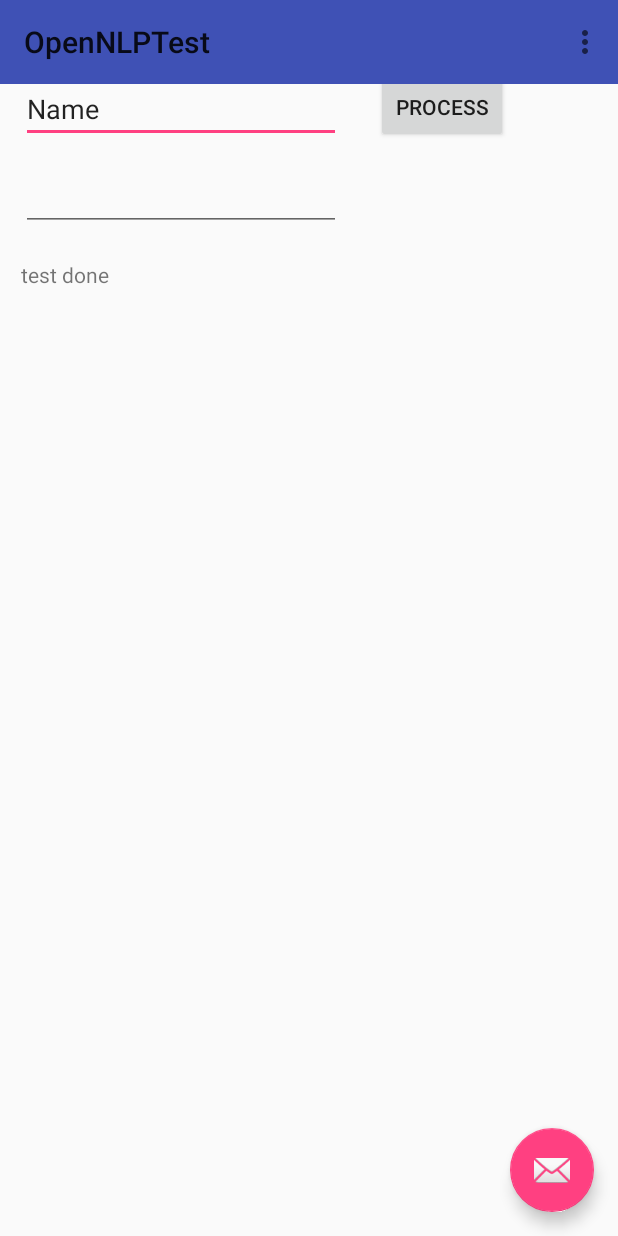
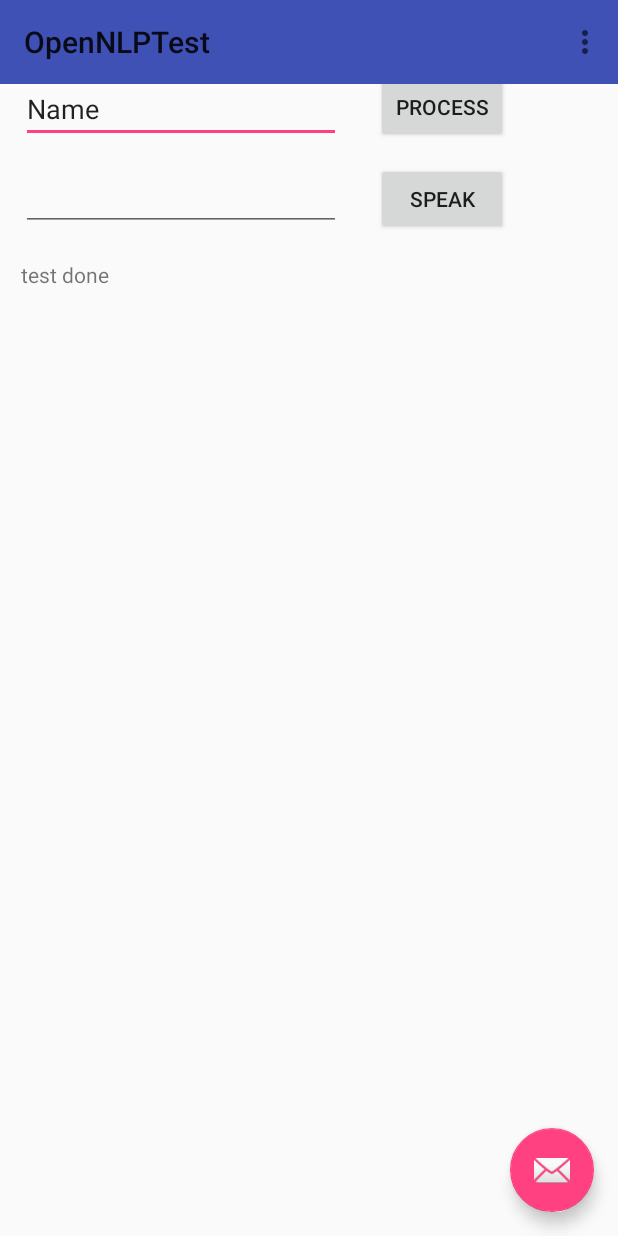
Before and after one commit to boacompiler/Personal-Assistant-Assignment, an Android app: the screen it shows after launch (MainActivity), after a tap on "PROCESS", on a phone screen of 412 x 824 dp. Run offline under Robolectric (Android 15) with nearby library versions, the phone set to English and light mode, and no system bars; 9 statements that could not run were skipped.

```diff
--- a/app/src/main/java/com/example/robert/opennlptest/MainActivity.java
+++ b/app/src/main/java/com/example/robert/opennlptest/MainActivity.java
@@ -1,7 +1,9 @@
 package com.example.robert.opennlptest;
 
+import android.content.Intent;
 import android.os.Bundle;
 import android.os.Handler;
+import android.speech.RecognizerIntent;
 import android.support.design.widget.FloatingActionButton;
 import android.support.design.widget.Snackbar;
 import android.support.v7.app.AppCompatActivity;
@@ -32,6 +34,7 @@ import opennlp.tools.util.Span;
 
 import java.io.IOException;
 import java.io.InputStream;
+import java.util.List;
 
 public class MainActivity extends AppCompatActivity {
 
@@ -94,33 +97,9 @@ public class MainActivity extends AppCompatActivity {
 
     public void buttonOnClick(View v)
     {
-        TextView t = (TextView)findViewById(R.id.myTextView);
         EditText e = (EditText)findViewById(R.id.editText3);
-        final String query = e.getText().toString();
-        //final SentenceDetector sd = mySentenceDetector;
-
-
-        final Handler handler = new Handler();
-        Runnable runnable = new Runnable() {
-            @Override
-            public void run() {
-                final String result = process(query, mySentenceDetector, myTokenizer, myNameFinderME, myPOSTagger);
-                handler.post(new Runnable() {
-                    @Override
-                    public void run() {
-                        ProgressBar p = (ProgressBar)findViewById(R.id.progressBar);
-                        p.setVisibility(View.INVISIBLE);
-                        TextView t = (TextView)findViewById(R.id.myTextView);
-                        t.setText("test done" + result);
-                    }
-                });
-            }
-        };
-
-        t.append("\nTEST");
-        ProgressBar p = (ProgressBar)findViewById(R.id.progressBar);
-        p.setVisibility(View.VISIBLE);
-        new Thread(runnable).start();
+        String query = e.getText().toString();
+        ThreadedProcess(query);
 
     }
 
@@ -276,4 +255,68 @@ public class MainActivity extends AppCompatActivity {
 
         return out;
     }
+
+    public void ThreadedProcess(String q)
+    {
+        final String query = q;
+        //final SentenceDetector sd = mySentenceDetector;
+        TextView t = (TextView)findViewById(R.id.myTextView);
+
+        final Handler handler = new Handler();
+        Runnable runnable = new Runnable() {
+            @Override
+            public void run() {
+                final String result = process(query, mySentenceDetector, myTokenizer, myNameFinderME, myPOSTagger);
+                handler.post(new Runnable() {
+                    @Override
+                    public void run() {
+                        ProgressBar p = (ProgressBar)findViewById(R.id.progressBar);
+                        p.setVisibility(View.INVISIBLE);
+                        TextView t = (TextView)findViewById(R.id.myTextView);
+                        t.setText("test done" + result);
+                    }
+                });
+            }
+        };
+
+        t.append("\nTEST");
+        ProgressBar p = (ProgressBar)findViewById(R.id.progressBar);
+        p.setVisibility(View.VISIBLE);
+        new Thread(runnable).start();
+    }
+
+    private static final int SPEECH_REQUEST_CODE = 0;
+
+    // Create an intent that can start the Speech Recognizer activity
+    private void displaySpeechRecognizer() {
+        Intent intent = new Intent(RecognizerIntent.ACTION_RECOGNIZE_SPEECH);
+        intent.putExtra(RecognizerIntent.EXTRA_LANGUAGE_MODEL,
+                RecognizerIntent.LANGUAGE_MODEL_FREE_FORM);
+// Start the activity, the intent will be populated with the speech text
+        startActivityForResult(intent, SPEECH_REQUEST_CODE);
+    }
+
+    // This callback is invoked when the Speech Recognizer returns.
+// This is where you process the intent and extract the speech text from the intent.
+    @Override
+    protected void onActivityResult(int requestCode, int resultCode,
+                                    Intent data) {
+        if (requestCode == SPEECH_REQUEST_CODE && resultCode == RESULT_OK) {
+            List<String> results = data.getStringArrayListExtra(
+                    RecognizerIntent.EXTRA_RESULTS);
+            String spokenText = results.get(0);
+            // Do something with spokenText
+            TextView t = (TextView)findViewById(R.id.myTextView);
+            t.setText("test done " + spokenText);
+            ThreadedProcess(spokenText);
+        }
+        super.onActivityResult(requestCode, resultCode, data);
+    }
+
+    public void SpeechOnClick(View v)
+    {
+        TextView t = (TextView)findViewById(R.id.myTextView);
+        t.setText("start speaking");
+        displaySpeechRecognizer();
+    }
 }
--- a/app/src/main/res/layout/content_main.xml
+++ b/app/src/main/res/layout/content_main.xml
@@ -72,5 +72,15 @@
             android:layout_marginTop="105dp"
             android:visibility="invisible" />
 
+        <Button
+            android:id="@+id/button"
+            android:layout_width="wrap_content"
+            android:layout_height="wrap_content"
+            android:layout_alignEnd="@+id/button4"
+            android:layout_alignRight="@+id/button4"
+            android:layout_alignTop="@+id/editText4"
+            android:onClick="SpeechOnClick"
+            android:text="Speak" />
+
     </RelativeLayout>
 </android.support.constraint.ConstraintLayout>
```
